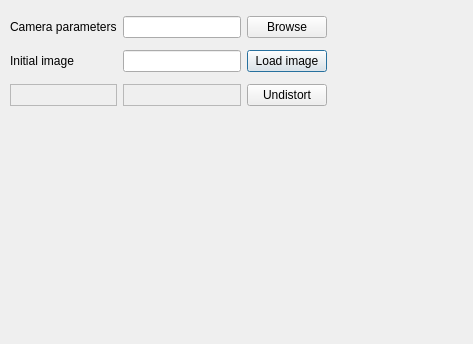
This is undistort.ui in asergiu/camcalib as Qt 5 draws it before an edit. The edited form follows.
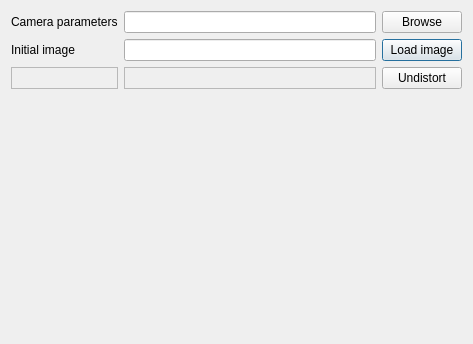
This is the edited form.

```diff
--- a/undistort.ui
+++ b/undistort.ui
@@ -13,15 +13,8 @@
   <property name="windowTitle">
    <string>Dialog</string>
   </property>
-  <widget class="QWidget" name="layoutWidget">
-   <property name="geometry">
-    <rect>
-     <x>10</x>
-     <y>10</y>
-     <width>317</width>
-     <height>103</height>
-    </rect>
-   </property>
+  <layout class="QVBoxLayout" name="verticalLayout_2">
+   <item>
    <layout class="QGridLayout" name="gridLayout">
     <item row="0" column="0">
      <widget class="QLabel" name="label">
@@ -85,8 +78,22 @@
       </property>
      </widget>
     </item>
-   </layout>
-  </widget>
+     <item row="3" column="1">
+      <spacer name="verticalSpacer">
+       <property name="orientation">
+        <enum>Qt::Vertical</enum>
+       </property>
+       <property name="sizeHint" stdset="0">
+        <size>
+         <width>20</width>
+         <height>40</height>
+        </size>
+       </property>
+      </spacer>
+     </item>
+    </layout>
+   </item>
+  </layout>
  </widget>
  <resources/>
  <connections/>
```
Lines whose indentation alone changed are shown as unchanged.
